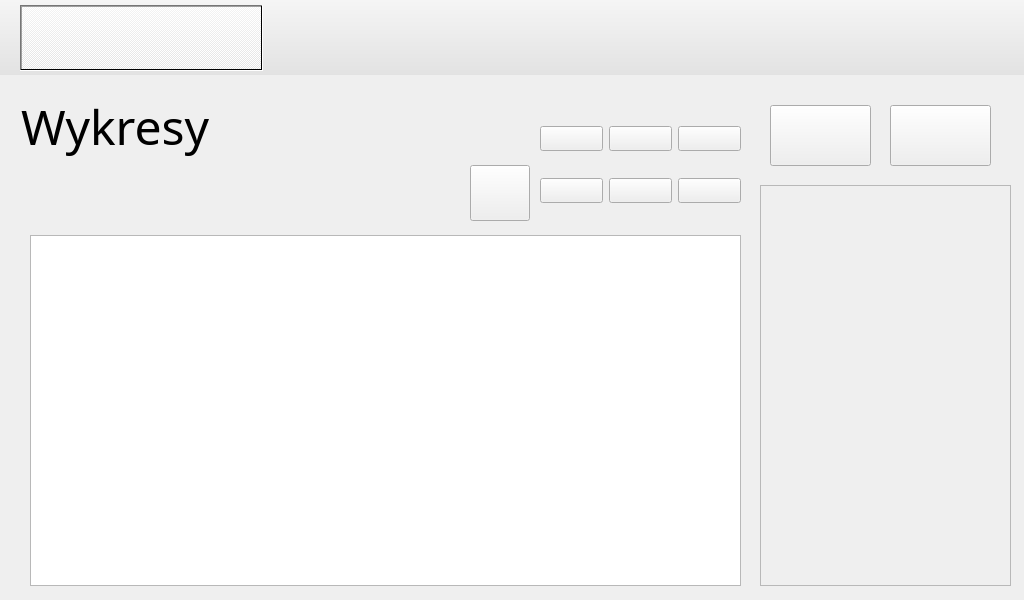
This is gui.ui in ks309627/PBL-MW as Qt 5 draws it before an edit. The edited form follows.
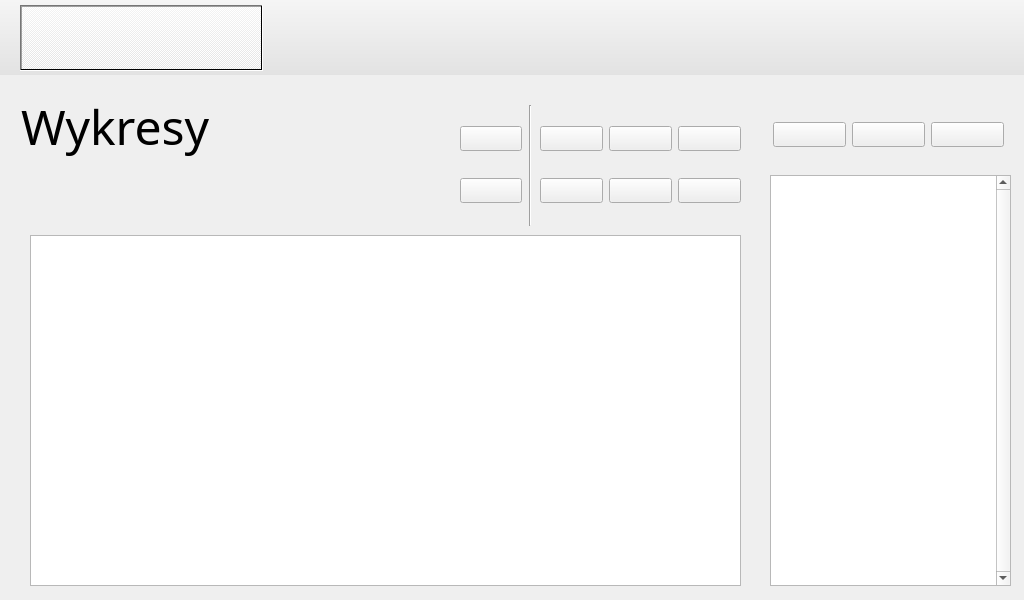
This is the edited form. Icons and pictures are not drawn. Custom widgets are drawn as their Qt base class.

Commit message: - Added outside lib support - Restructured Graph folder - Added icon creation for future use - Added several icons

Diff of the .ui file:
```diff
--- a/gui.ui
+++ b/gui.ui
@@ -1819,15 +1819,134 @@
          </item>
         </layout>
        </widget>
-       <widget class="QPushButton" name="btn_SaveGraph">
+       <widget class="QWidget" name="verticalLayoutWidget_5">
+        <property name="geometry">
+         <rect>
+          <x>460</x>
+          <y>30</y>
+          <width>62</width>
+          <height>121</height>
+         </rect>
+        </property>
+        <layout class="QVBoxLayout" name="verticalLayout_4">
+         <item>
+          <widget class="QPushButton" name="btn_Graph_refresh">
+           <property name="text">
+            <string/>
+           </property>
+           <property name="icon">
+            <iconset>
+             <normaloff>icons/graph/refresh_graph.png</normaloff>icons/graph/refresh_graph.png</iconset>
+           </property>
+           <property name="iconSize">
+            <size>
+             <width>48</width>
+             <height>48</height>
+            </size>
+           </property>
+          </widget>
+         </item>
+         <item>
+          <widget class="QPushButton" name="btn_Graph_resetview">
+           <property name="text">
+            <string/>
+           </property>
+           <property name="icon">
+            <iconset resource="icons/Icons.qrc">
+             <normaloff>:/Graph/graph/reset_graph.png</normaloff>:/Graph/graph/reset_graph.png</iconset>
+           </property>
+           <property name="iconSize">
+            <size>
+             <width>48</width>
+             <height>48</height>
+            </size>
+           </property>
+          </widget>
+         </item>
+        </layout>
+       </widget>
+       <widget class="QListView" name="listView">
         <property name="geometry">
          <rect>
           <x>770</x>
+          <y>100</y>
+          <width>241</width>
+          <height>411</height>
+         </rect>
+        </property>
+        <property name="font">
+         <font>
+          <family>Futura Std Book</family>
+         </font>
+        </property>
+        <property name="verticalScrollBarPolicy">
+         <enum>Qt::ScrollBarAlwaysOn</enum>
+        </property>
+        <property name="horizontalScrollBarPolicy">
+         <enum>Qt::ScrollBarAlwaysOff</enum>
+        </property>
+        <property name="sizeAdjustPolicy">
+         <enum>QAbstractScrollArea::AdjustIgnored</enum>
+        </property>
+        <property name="editTriggers">
+         <set>QAbstractItemView::NoEditTriggers</set>
+        </property>
+        <property name="defaultDropAction">
+         <enum>Qt::IgnoreAction</enum>
+        </property>
+        <property name="alternatingRowColors">
+         <bool>true</bool>
+        </property>
+        <property name="selectionMode">
+         <enum>QAbstractItemView::SingleSelection</enum>
+        </property>
+        <property name="iconSize">
+         <size>
+          <width>64</width>
+          <height>64</height>
+         </size>
+        </property>
+        <property name="verticalScrollMode">
+         <enum>QAbstractItemView::ScrollPerPixel</enum>
+        </property>
+        <property name="horizontalScrollMode">
+         <enum>QAbstractItemView::ScrollPerPixel</enum>
+        </property>
+        <property name="spacing">
+         <number>2</number>
+        </property>
+        <property name="wordWrap">
+         <bool>true</bool>
+        </property>
+        <property name="selectionRectVisible">
+         <bool>true</bool>
+        </property>
+       </widget>
+       <widget class="Line" name="line">
+        <property name="geometry">
+         <rect>
+          <x>520</x>
           <y>30</y>
-          <width>101</width>
+          <width>20</width>
+          <height>121</height>
+         </rect>
+        </property>
+        <property name="orientation">
+         <enum>Qt::Vertical</enum>
+        </property>
+       </widget>
+       <widget class="QWidget" name="horizontalLayoutWidget_3">
+        <property name="geometry">
+         <rect>
+          <x>773</x>
+          <y>29</y>
+          <width>231</width>
           <height>61</height>
          </rect>
         </property>
+        <layout class="QHBoxLayout" name="horizontalLayout_5">
+         <item>
+          <widget class="QPushButton" name="btn_SaveGraph">
         <property name="cursor">
          <cursorShape>PointingHandCursor</cursorShape>
         </property>
@@ -1845,15 +1964,9 @@
          </size>
         </property>
        </widget>
+         </item>
+         <item>
        <widget class="QPushButton" name="btn_LoadGraph">
-        <property name="geometry">
-         <rect>
-          <x>890</x>
-          <y>30</y>
-          <width>101</width>
-          <height>61</height>
-         </rect>
-        </property>
         <property name="cursor">
          <cursorShape>PointingHandCursor</cursorShape>
         </property>
@@ -1871,14 +1984,11 @@
          </size>
         </property>
        </widget>
-       <widget class="QPushButton" name="btn_Graph_resetview">
-        <property name="geometry">
-         <rect>
-          <x>470</x>
-          <y>90</y>
-          <width>60</width>
-          <height>56</height>
-         </rect>
+         </item>
+         <item>
+          <widget class="QPushButton" name="btn_DeleteGraph">
+           <property name="cursor">
+            <cursorShape>PointingHandCursor</cursorShape>
         </property>
         <property name="text">
          <string/>
@@ -1894,28 +2004,8 @@
          </size>
         </property>
        </widget>
-       <widget class="QScrollArea" name="graph_graphs_list">
-        <property name="geometry">
-         <rect>
-          <x>760</x>
-          <y>110</y>
-          <width>251</width>
-          <height>401</height>
-         </rect>
-        </property>
-        <property name="widgetResizable">
-         <bool>true</bool>
-        </property>
-        <widget class="QWidget" name="scrollAreaWidgetContents">
-         <property name="geometry">
-          <rect>
-           <x>0</x>
-           <y>0</y>
-           <width>249</width>
-           <height>399</height>
-          </rect>
-         </property>
-        </widget>
+         </item>
+        </layout>
        </widget>
       </widget>
       <widget class="QWidget" name="Screen_Settings">
```
Left out of the diff: 2 changed lines with no effect on the pictures. Lines whose indentation alone changed are shown as unchanged. The commit also changes 14 other files.
